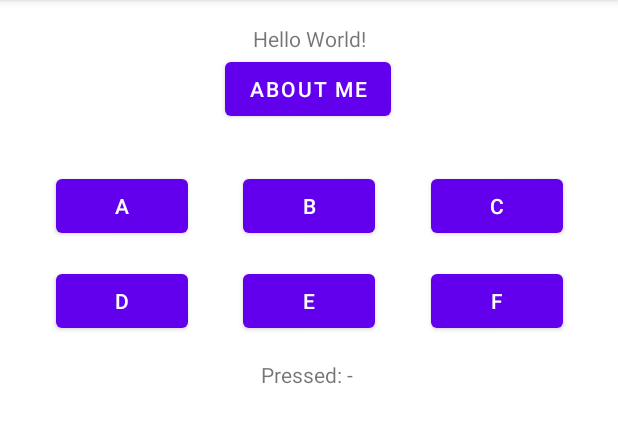
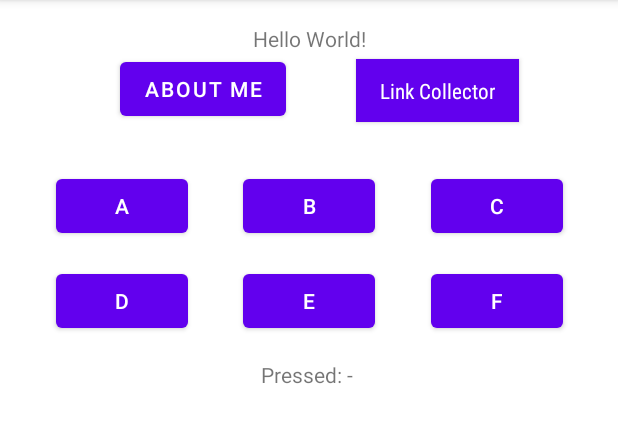
Before and after one commit to manadita/assignment, an Android app: the screen it shows after launch (MainActivity), on a phone screen of 412 x 824 dp, the part 84-527 px from its top. Run offline under Robolectric (Android 15) with nearby library versions, the phone set to English and light mode, and no system bars.

Commit message:
A4_Link_Collector

```diff
--- a/app/src/main/AndroidManifest.xml
+++ b/app/src/main/AndroidManifest.xml
@@ -10,10 +10,14 @@
         android:supportsRtl="true"
         android:theme="@style/Theme.NUMAD21Fa_YuZou">
         <activity
+            android:name=".RecyelerViewActivity"
+            android:exported="false" />
+        <activity
             android:name=".MainActivity"
             android:exported="true">
             <intent-filter>
                 <action android:name="android.intent.action.MAIN" />
+
                 <category android:name="android.intent.category.LAUNCHER" />
             </intent-filter>
         </activity>
--- a/app/src/main/res/layout/activity_main.xml
+++ b/app/src/main/res/layout/activity_main.xml
@@ -12,7 +12,7 @@
         android:layout_height="wrap_content"
         android:text="@string/about_me"
         app:layout_constraintEnd_toEndOf="parent"
-        app:layout_constraintHorizontal_bias="0.498"
+        app:layout_constraintHorizontal_bias="0.266"
         app:layout_constraintStart_toStartOf="parent"
         app:layout_constraintTop_toBottomOf="@+id/textView" />
 
@@ -117,4 +117,24 @@
         android:orientation="vertical"
         app:layout_constraintGuide_begin="20dp" />
 
+    <Button
+        android:id="@+id/button_link"
+        style="@style/Widget.AppCompat.Button"
+        android:layout_width="wrap_content"
+        android:layout_height="42dp"
+        android:layout_marginStart="50dp"
+        android:layout_marginTop="4dp"
+        android:layout_marginEnd="76dp"
+        android:background="@color/purple_200"
+        android:fontFamily="sans-serif-condensed"
+        android:text="Link Collector"
+        android:textAlignment="center"
+        android:textAppearance="@style/TextAppearance.AppCompat.Display1"
+        android:textColor="@color/white"
+        android:textSize="14sp"
+        app:layout_constraintEnd_toEndOf="parent"
+        app:layout_constraintHorizontal_bias="0.266"
+        app:layout_constraintStart_toEndOf="@+id/button_about_me"
+        app:layout_constraintTop_toBottomOf="@+id/textView" />
+
 </androidx.constraintlayout.widget.ConstraintLayout>
```
Also changed, not shown: app/src/main/java/edu/neu/madcourse/numad21fa_yuzou/RecyelerViewActivity.java (added, +14 -0 lines), app/src/main/res/layout/activity_recyelerview.xml (added, +9 -0 lines), 1 other file.
